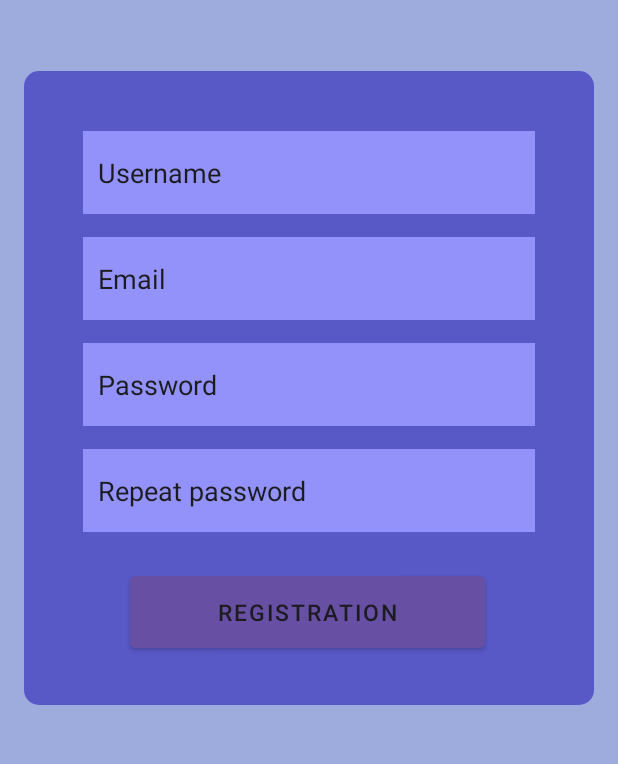
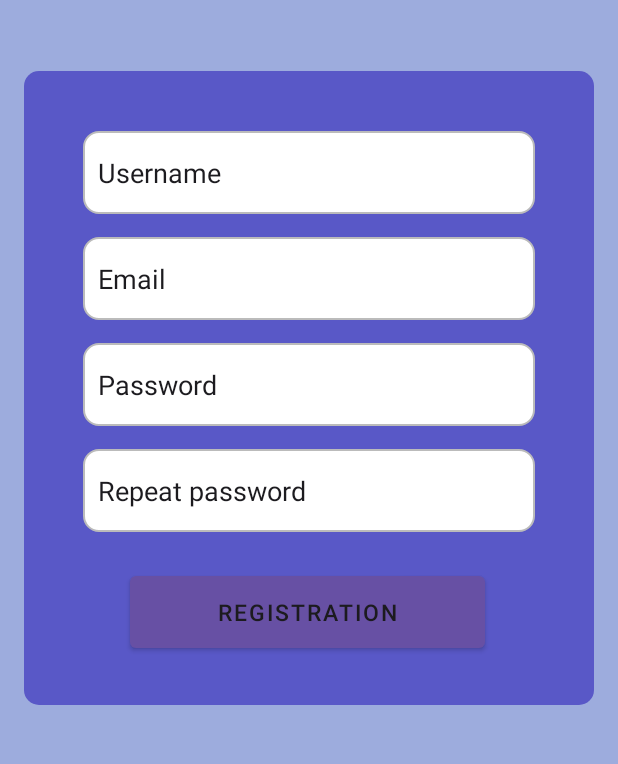
Before and after one commit to stermak/Young-Moscow, an Android app: the screen it shows after launch (MainActivity), after a tap on "REGISTRATION", on a phone screen of 412 x 824 dp, the part 145-909 px from its top. Run offline under Robolectric (Android 15) with nearby library versions, the phone set to English and light mode, and no system bars; our stand-ins replace Dagger/Hilt's generated code, Firebase (no records; nobody signed in at launch, a user with empty details on screens opened directly), Room's generated code, data binding, navigation-ui; libraries missing offline, so code that uses them is left out: com.yandex.mapkit; 2 statements that could not run were skipped.

Commit message:
Чуть дизайна,переход по событию в избранном в подробную информацию
Поменял еще вывод избранных, теперь события в списке избранного должны отображаться в порядке, обратном порядку добавления (самые новые сверху).

```diff
--- a/app/src/main/java/youngdevs/production/youngmoscow/presentation/ui/adapter/FavouriteEventsAdapter.kt
+++ b/app/src/main/java/youngdevs/production/youngmoscow/presentation/ui/adapter/FavouriteEventsAdapter.kt
@@ -29,7 +29,8 @@ class FavouriteEventsAdapter(private val onEventClick: (Int) -> Unit) :
             binding.root.setOnClickListener {
                 val position = adapterPosition
                 if (position != RecyclerView.NO_POSITION) {
-                    onEventClick(getItem(position).eventId)
+                    val eventId = getItem(position).eventId
+                    onEventClick(eventId)
                 }
             }
         }
--- a/app/src/main/java/youngdevs/production/youngmoscow/presentation/viewmodel/EventDetailsViewModel.kt
+++ b/app/src/main/java/youngdevs/production/youngmoscow/presentation/viewmodel/EventDetailsViewModel.kt
@@ -27,6 +27,4 @@ class EventDetailsViewModel @Inject constructor(
             _event.value = kudaGoRepository.getEventDetails(eventId) // получаем информацию о событии из репозитория
         }
     }
-
-
 }
--- /dev/null
+++ b/app/src/main/res/drawable/rounded_edittext.xml
@@ -0,0 +1,10 @@
+<?xml version="1.0" encoding="utf-8"?>
+<selector xmlns:android="http://schemas.android.com/apk/res/android">
+    <item>
+        <shape android:shape="rectangle">
+            <solid android:color="#FFFFFF"/>
+            <corners android:radius="10dp"/>
+            <stroke android:color="#BBBBBB" android:width="1dp"/>
+        </shape>
+    </item>
+</selector>
--- a/app/src/main/res/layout/fragment_event_details.xml
+++ b/app/src/main/res/layout/fragment_event_details.xml
@@ -7,13 +7,13 @@
     <androidx.constraintlayout.widget.ConstraintLayout
         android:layout_width="match_parent"
         android:layout_height="match_parent"
-        android:layout_marginBottom="75dp"
+        android:layout_marginBottom="?attr/actionBarSize"
         android:background="#9DACDD"
         tools:context=".presentation.ui.fragments.EventDetailsFragment">
 
         <ScrollView
-            android:layout_width="411dp"
-            android:layout_height="650dp"
+            android:layout_width="wrap_content"
+            android:layout_height="wrap_content"
             app:layout_constraintEnd_toEndOf="parent"
             app:layout_constraintStart_toStartOf="parent"
             app:layout_constraintTop_toTopOf="parent">
--- a/app/src/main/res/layout/fragment_login.xml
+++ b/app/src/main/res/layout/fragment_login.xml
@@ -34,7 +34,7 @@
             android:layout_marginTop="46dp"
             android:layout_marginEnd="20dp"
             android:autofillHints=""
-            android:background="@drawable/ic_launcher_background"
+            android:background="@drawable/rounded_edittext"
             android:hint="@string/prompt_email"
             android:inputType="textEmailAddress"
             android:minHeight="48dp"
@@ -57,7 +57,7 @@
             android:layout_marginTop="20dp"
             android:layout_marginEnd="20dp"
             android:autofillHints=""
-            android:background="@drawable/ic_launcher_background"
+            android:background="@drawable/rounded_edittext"
             android:hint="@string/prompt_password"
             android:textColor="@color/md_theme_dark_inverseOnSurface"
             android:textColorHint="@color/md_theme_dark_inverseOnSurface"
--- a/app/src/main/res/layout/fragment_registration.xml
+++ b/app/src/main/res/layout/fragment_registration.xml
@@ -32,7 +32,7 @@
             android:layout_alignStart="@+id/username_field"
             android:layout_alignEnd="@+id/username_field"
             android:layout_marginTop="15dp"
-            android:background="@drawable/ic_launcher_background"
+            android:background="@drawable/rounded_edittext"
             android:hint="@string/prompt_email"
             android:textColor="@color/md_theme_dark_inverseOnSurface"
             android:textColorHint="@color/md_theme_dark_inverseOnSurface"
@@ -55,7 +55,7 @@
             android:layout_marginStart="39dp"
             android:layout_marginTop="40dp"
             android:layout_marginEnd="39dp"
-            android:background="@drawable/ic_launcher_background"
+            android:background="@drawable/rounded_edittext"
             android:hint="@string/username"
             android:textColor="@color/md_theme_dark_inverseOnSurface"
             android:textColorHint="@color/md_theme_dark_inverseOnSurface"
@@ -76,7 +76,7 @@
             android:layout_alignStart="@+id/email_field"
             android:layout_alignEnd="@+id/email_field"
             android:layout_marginTop="15dp"
-            android:background="@drawable/ic_launcher_background"
+            android:background="@drawable/rounded_edittext"
             android:hint="@string/prompt_password"
             android:textColor="@color/md_theme_dark_inverseOnSurface"
             android:textColorHint="@color/md_theme_dark_inverseOnSurface"
@@ -98,7 +98,7 @@
             android:layout_alignStart="@+id/password_registration_field"
             android:layout_alignEnd="@+id/password_registration_field"
             android:layout_marginTop="15dp"
-            android:background="@drawable/ic_launcher_background"
+            android:background="@drawable/rounded_edittext"
             android:hint="@string/prompt_repeat_password"
             android:textColor="@color/md_theme_dark_inverseOnSurface"
             android:textColorHint="@color/md_theme_dark_inverseOnSurface"
--- a/app/src/main/res/layout/fragment_settings.xml
+++ b/app/src/main/res/layout/fragment_settings.xml
@@ -6,6 +6,7 @@
 <androidx.constraintlayout.widget.ConstraintLayout
     android:layout_width="match_parent"
     android:layout_height="match_parent"
+    android:layout_marginBottom="?attr/actionBarSize"
     android:background="#9DACDD"
     tools:context=".presentation.ui.fragments.SettingsFragment">
 
@@ -17,7 +18,7 @@
         app:layout_constraintEnd_toEndOf="parent"
         app:layout_constraintHorizontal_bias="0.0"
         app:layout_constraintStart_toStartOf="parent"
-        app:layout_constraintTop_toBottomOf="@+id/welcome_text">
+        app:layout_constraintTop_toBottomOf="@+id/btn_favourite_events">
 
         <ImageView
             android:id="@+id/imageView3"
@@ -70,7 +71,7 @@
         app:layout_constraintEnd_toEndOf="parent"
         app:layout_constraintHorizontal_bias="0.0"
         app:layout_constraintStart_toStartOf="parent"
-        app:layout_constraintTop_toBottomOf="@+id/logout">
+        app:layout_constraintTop_toBottomOf="@+id/welcome_text">
 
         <ImageView
             android:id="@+id/imageView4"
--- a/app/src/main/res/layout/item_favourite_event.xml
+++ b/app/src/main/res/layout/item_favourite_event.xml
@@ -1,11 +1,11 @@
 <?xml version="1.0" encoding="utf-8"?>
 <layout xmlns:android="http://schemas.android.com/apk/res/android">
     <LinearLayout
-        android:layout_width="411dp"
+        android:layout_width="match_parent"
         android:layout_height="wrap_content"
         android:orientation="vertical"
-        android:background="#9DACDD"
-        android:padding="8dp">
+        android:padding="8dp"
+        android:background="@drawable/item_event_bg">
 
         <ImageView
             android:id="@+id/favouriteEventImage"
--- a/app/src/main/res/navigation/mobile_navigation.xml
+++ b/app/src/main/res/navigation/mobile_navigation.xml
@@ -73,5 +73,13 @@
     <fragment
         android:id="@+id/favouriteEventsFragment"
         android:name="youngdevs.production.youngmoscow.presentation.ui.fragments.FavouriteEventsFragment"
-        android:label="FavouriteEventsFragment" />
+        android:label="FavouriteEventsFragment" >
+        <action
+            android:id="@+id/action_favouriteEventsFragment_to_eventDetailsFragment"
+            app:destination="@id/eventDetailsFragment" >
+        <argument
+            android:name="eventId"
+            app:argType="integer" />
+        </action>
+    </fragment>
 </navigation>
```
Also changed, not shown: app/src/main/java/youngdevs/production/youngmoscow/presentation/ui/fragments/FavouriteEventsFragment.kt (+9 -4 lines), app/src/main/res/drawable/corners_bg1.xml (deleted, +0 -8 lines), app/src/main/res/drawable/custom_button_bg.xml (added, +15 -0 lines), app/src/main/res/drawable/item_event_bg.xml (added, +13 -0 lines), app/src/main/res/drawable/slider_image.xml (deleted, +0 -9 lines), app/src/main/res/drawable/vector__stroke_.xml (deleted, +0 -10 lines), app/src/main/res/layout/fragment_favourite_events.xml (+6 -4 lines), app/src/main/res/layout/fragment_main.xml (+14 -12 lines), app/src/main/res/layout/fragment_maps.xml (+6 -4 lines), app/src/main/res/layout/item_event.xml (+15 -10 lines).
